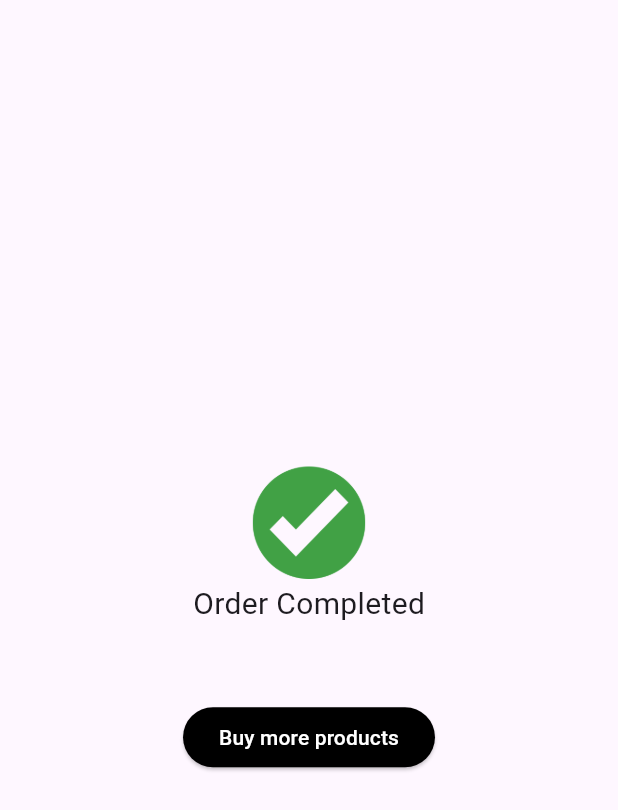
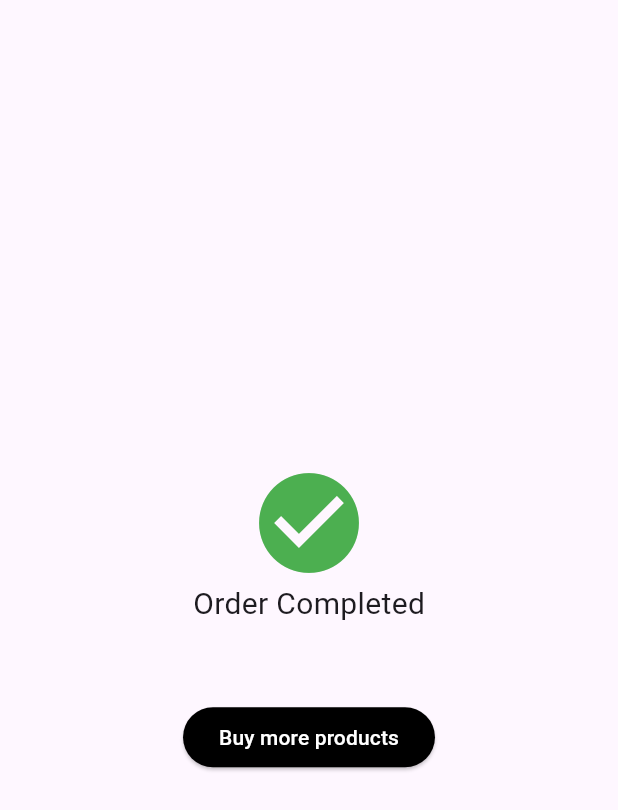
Before and after one commit to UsmanOlajide/HNG-shop-project, a Flutter app: the OrderSuccessfulScreen screen opened by its route, on a phone screen of 412 x 824 dp. Shown: the top 810 px of the screen. Run offline on Flutter 3.47's test engine with Material 3 defaults, Android fonts, the phone set to English and light mode, and no system bars.

Commit message:
initial commit

```diff
--- a/lib/screens/order_successful_screen.dart
+++ b/lib/screens/order_successful_screen.dart
@@ -12,7 +12,11 @@ class OrderSuccessfulScreen extends StatelessWidget {
         child: Column(
           mainAxisAlignment: MainAxisAlignment.center,
           children: [
-            SizedBox(height: 80.0, child: Image.asset('assets/succ.png')),
+            const Icon(
+              Icons.check_circle,
+              color: Colors.green,
+              size: 80,
+            ),
             const Text(
               'Order Completed',
               style: TextStyle(fontSize: 20),
```
Also changed, not shown: lib/screens/productscreen.dart (+6 -2 lines), assets/succ.png (deleted).
